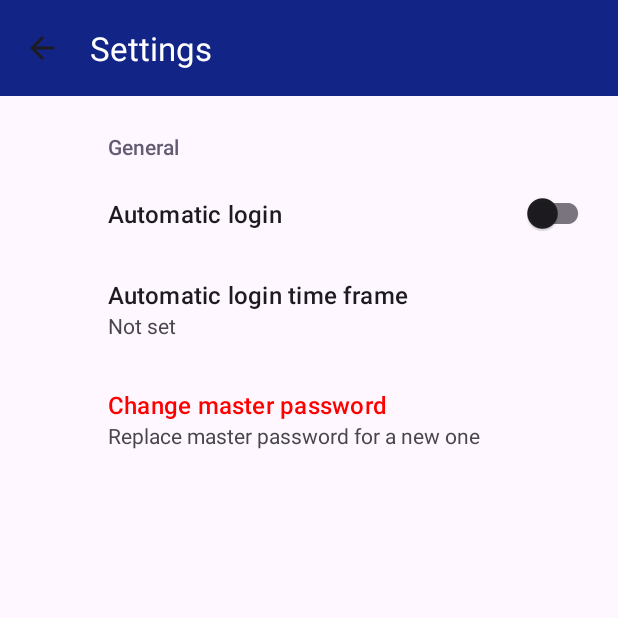
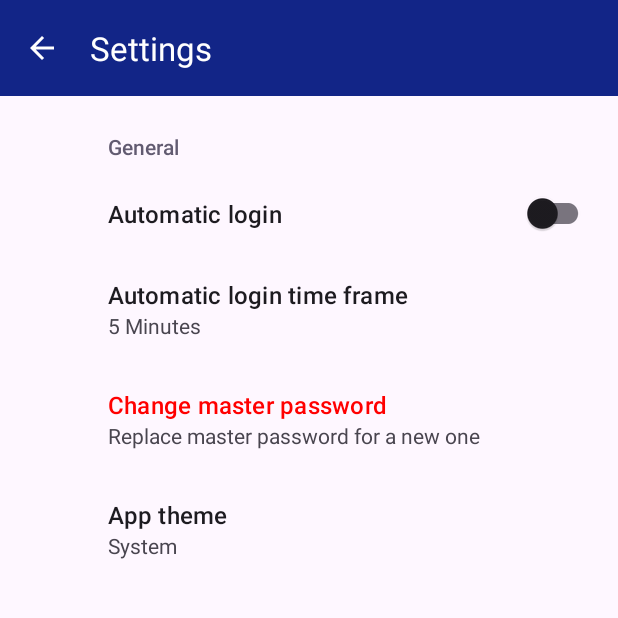
Before and after one commit to Bau64/SafePass, an Android app: the SettingsActivity screen opened directly, with no data from a screen before it, on a phone screen of 412 x 824 dp, the top half of it. Run offline under Robolectric (Android 15) with nearby library versions, the phone set to English and light mode, and no system bars; our stand-ins replace androidx.preference; 4 statements that could not run were skipped.

Commit message:
Added option to change app theme

```diff
--- a/app/src/main/java/pfc/safepass/app/SettingsActivity.kt
+++ b/app/src/main/java/pfc/safepass/app/SettingsActivity.kt
@@ -4,6 +4,7 @@
 import android.os.Bundle
 import androidx.appcompat.app.AlertDialog
 import androidx.appcompat.app.AppCompatActivity
+import androidx.appcompat.app.AppCompatDelegate
 import androidx.preference.ListPreference
 import androidx.preference.Preference
 import androidx.preference.PreferenceFragmentCompat
@@ -60,7 +61,7 @@
             }
 
             val automaticLoginMinutes = findPreference<ListPreference>("automaticLogin_time")
-            automaticLoginMinutes?.setOnPreferenceChangeListener { preference, newValue ->
+            automaticLoginMinutes?.setOnPreferenceChangeListener { _, newValue ->
                 val selectedValue = newValue as String
                 prefs.setSessionTimeout(selectedValue.toInt())
                 true
@@ -92,6 +93,15 @@
                 dialog.show()
                 true
             }
+
+            val modoObscuroPreference = findPreference<ListPreference>("appTheme")
+            modoObscuroPreference?.setOnPreferenceChangeListener { _, newValue ->
+                val value = newValue as String
+                prefs.setAppTheme(value)
+                AppCompatDelegate.setDefaultNightMode(prefs.getAppTheme())
+                requireActivity().finish()
+                true
+            }
         }
     }
 }
--- a/app/src/main/java/pfc/safepass/app/preferences/SafePassApp.kt
+++ b/app/src/main/java/pfc/safepass/app/preferences/SafePassApp.kt
@@ -1,6 +1,7 @@
 package pfc.safepass.app.preferences
 
 import android.app.Application
+import androidx.appcompat.app.AppCompatDelegate
 import pfc.safepass.app.preferences.Preferences
 
 class SafePassApp : Application() {
@@ -13,5 +14,6 @@
     override fun onCreate() {
         super.onCreate()
         val prefs = Preferences(applicationContext)
+        AppCompatDelegate.setDefaultNightMode(prefs.getAppTheme())
     }
 }
--- a/app/src/main/res/drawable/textfield_link.xml
+++ /dev/null
@@ -1,5 +0,0 @@
-<vector xmlns:android="http://schemas.android.com/apk/res/android" android:height="24dp" android:tint="#000000" android:viewportHeight="24" android:viewportWidth="24" android:width="24dp">
-
-    <path android:fillColor="@android:color/white" android:pathData="M3.9,12c0,-1.71 1.39,-3.1 3.1,-3.1h4L11,7L7,7c-2.76,0 -5,2.24 -5,5s2.24,5 5,5h4v-1.9L7,15.1c-1.71,0 -3.1,-1.39 -3.1,-3.1zM8,13h8v-2L8,11v2zM17,7h-4v1.9h4c1.71,0 3.1,1.39 3.1,3.1s-1.39,3.1 -3.1,3.1h-4L13,17h4c2.76,0 5,-2.24 5,-5s-2.24,-5 -5,-5z"/>
-
-</vector>
--- a/app/src/main/res/layout/settings_activity.xml
+++ b/app/src/main/res/layout/settings_activity.xml
@@ -12,7 +12,7 @@
         android:minHeight="?attr/actionBarSize"
         app:title="@string/toolbar_settingsScreen"
         app:titleTextColor="@color/white"
-        android:theme="?attr/actionBarTheme" />
+        android:theme="@style/MyToolbar" />
 
     <FrameLayout
         android:id="@+id/settings"
--- a/app/src/main/res/values-night/themes.xml
+++ b/app/src/main/res/values-night/themes.xml
@@ -1,5 +1,4 @@
 <resources xmlns:android="http://schemas.android.com/apk/res/android">
-    <!-- Base application theme. -->
     <style name="Base.Theme.SafePass" parent="Theme.Material3.DayNight.NoActionBar">
         <item name="colorPrimary">@color/app_blue</item>
         <item name="android:textColorPrimary">@color/white</item>
@@ -25,8 +24,4 @@
         <item name="android:textColor">@android:color/white</item>
         <item name="android:backgroundTint">@android:color/transparent</item>
     </style>
-
-    <style name="app.checkbox" parent="Widget.Material3.CompoundButton.CheckBox">
-
-    </style>
 </resources>
--- /dev/null
+++ b/app/src/main/res/values/arrays.xml
@@ -0,0 +1,39 @@
+<resources>
+    <string-array name="automatic_login_options">
+        <item>1 Minute</item>
+        <item>2 Minutes</item>
+        <item>3 Minutes</item>
+        <item>4 Minutes</item>
+        <item>5 Minutes</item>
+        <item>6 Minutes</item>
+        <item>7 Minutes</item>
+        <item>8 Minutes</item>
+        <item>9 Minutes</item>
+        <item>10 Minutes</item>
+    </string-array>
+
+    <string-array name="automatic_login_options_values">
+        <item name="automatic_minutes_1_value">1</item>
+        <item name="automatic_minutes_2_value">2</item>
+        <item name="automatic_minutes_3_value">3</item>
+        <item name="automatic_minutes_4_value">4</item>
+        <item name="automatic_minutes_5_value">5</item>
+        <item name="automatic_minutes_6_value">6</item>
+        <item name="automatic_minutes_7_value">7</item>
+        <item name="automatic_minutes_8_value">8</item>
+        <item name="automatic_minutes_9_value">9</item>
+        <item name="automatic_minutes_10_value">10</item>
+    </string-array>
+
+    <string-array name="app_theme_options">
+        <item>Light</item>
+        <item>Dark</item>
+        <item>System</item>
+    </string-array>
+
+    <string-array name="app_theme_values">
+        <item name="app_theme_light">Light</item>
+        <item name="app_theme_dark">Dark</item>
+        <item name="app_theme_system">System</item>
+    </string-array>
+</resources>
--- a/app/src/main/res/values/strings.xml
+++ b/app/src/main/res/values/strings.xml
@@ -73,4 +73,5 @@
     <string name="toast_emptyBin">Recycle bin empty</string>
     <string name="last_modified_date">Last modified date</string>
     <string name="toast_restored_password">Password restored</string>
+    <string name="settings_appTheme">App theme</string>
 </resources>
--- a/app/src/main/res/values/themes.xml
+++ b/app/src/main/res/values/themes.xml
@@ -1,5 +1,4 @@
 <resources>
-    <!-- Base application theme. -->
     <style name="Base.Theme.SafePass" parent="Theme.Material3.DayNight.NoActionBar">
         <item name="colorPrimary">@color/app_blue</item>
         <item name="colorTertiary">@color/black</item>
@@ -13,6 +12,7 @@
     <style name="Theme.SafePass" parent="Base.Theme.SafePass"/>
 
     <style name="MyToolbar" parent="ThemeOverlay.AppCompat.ActionBar">
+        <item name="android:editTextColor">@color/white</item>
         <item name="android:textColorSecondary">@color/white</item>
         <item name="android:colorControlHighlight">@color/white</item>
         <item name="itemIconTint">@color/white</item>
--- a/app/src/main/res/xml/root_preferences.xml
+++ b/app/src/main/res/xml/root_preferences.xml
@@ -20,6 +20,14 @@
             app:title="@string/settings_title_changeMasterPWD"
             app:summary="@string/settings_title_changeMasterPWD_info" />
 
+        <ListPreference
+            app:key="appTheme"
+            app:entries="@array/app_theme_options"
+            app:entryValues="@array/app_theme_values"
+            app:defaultValue="System"
+            app:title="@string/settings_appTheme"
+            app:useSimpleSummaryProvider="true" />
+
     </PreferenceCategory>
 
 </PreferenceScreen>
```
Also changed, not shown: app/src/main/java/pfc/safepass/app/preferences/Preferences.kt (+17 -0 lines), 2 other files.
